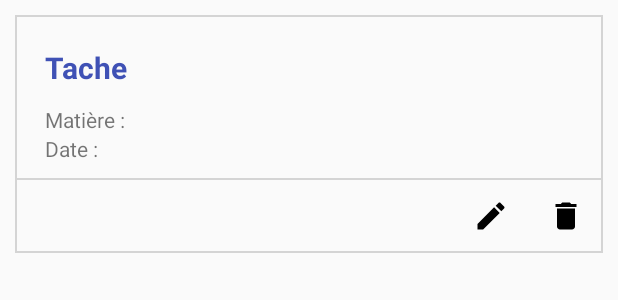
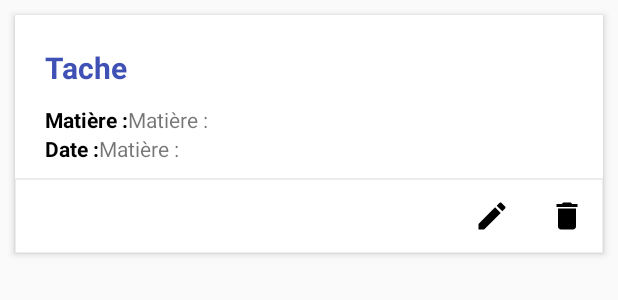
Before and after one commit to swimaf/EmpliTude, an Android app: the layout todo_tache.xml on its own in the app's theme, with its tools: preview values and no code run, on a phone screen of 412 x 824 dp. Shown: the top 300 px of the screen. Run offline under Robolectric (Android 15) with nearby library versions, the phone set to English and light mode, and no system bars.

Commit message:
Mise à jour TodoList

```diff
--- a/app/src/main/java/com/example/martinet/Emplitude/Emploi/EmploiAjouterTache.java
+++ b/app/src/main/java/com/example/martinet/Emplitude/Emploi/EmploiAjouterTache.java
@@ -37,7 +37,6 @@ public class EmploiAjouterTache extends AppCompatActivity {
 
     private FloatingActionButton suivant;
     private EditText nom;
-    private TextView description;
     private Tache t;
     private int position;
     private Date date;
@@ -69,7 +68,6 @@ public class EmploiAjouterTache extends AppCompatActivity {
         this.setContentView(R.layout.emploi_ajouter_tache);
         suivant = (FloatingActionButton) findViewById(R.id.fab);
         nom = (EditText) findViewById(R.id.nom);
-        description = (TextView) findViewById(R.id.description);
         tdate = (TextView) findViewById(R.id.tdate);
         tdate.setText(h.format(date));
 
--- a/app/src/main/res/drawable/bordure_x4_corner.xml
+++ b/app/src/main/res/drawable/bordure_x4_corner.xml
@@ -1,5 +1,10 @@
 <?xml version="1.0" encoding="utf-8"?>
-<shape xmlns:android="http://schemas.android.com/apk/res/android" android:shape="rectangle" >
-    <solid android:color="#00ffffff" />
-    <stroke android:width="1dip" android:color="#d4d4d4"/>
-</shape>
+<inset xmlns:android="http://schemas.android.com/apk/res/android"
+    android:insetLeft="-1dp"
+    android:insetRight="-1dp"
+    android:insetBottom="-1dp">
+    <shape android:shape="rectangle">
+        <stroke android:width="1dp" android:color="#ededed"/>
+        <solid android:color="#00000000"/>
+    </shape>
+</inset>
--- a/app/src/main/res/layout/todo.xml
+++ b/app/src/main/res/layout/todo.xml
@@ -2,8 +2,7 @@
 <RelativeLayout xmlns:android="http://schemas.android.com/apk/res/android"
     android:orientation="vertical"
     android:layout_width="match_parent"
-    android:layout_height="match_parent"
-    android:background="@android:color/white">
+    android:layout_height="match_parent">
 
     <LinearLayout
         android:orientation="vertical"
@@ -23,7 +22,7 @@
             android:layout_width="match_parent"
             android:layout_height="431dp"
             android:textAppearance="?android:attr/textAppearanceLarge"
-            android:text="Aucune tache"
+            android:text="Aucune tâche."
             android:id="@+id/aucune"
             android:layout_gravity="center_horizontal"
             android:gravity="center_vertical|center_horizontal"
--- a/app/src/main/res/layout/todo_tache.xml
+++ b/app/src/main/res/layout/todo_tache.xml
@@ -8,10 +8,14 @@
         android:orientation="vertical"
         android:layout_width="match_parent"
         android:layout_height="wrap_content"
-        android:layout_margin="10dp"
-        android:background="@drawable/bordure_x4_corner"
         android:id="@+id/tacheLayout"
-        android:elevation="2dp">
+        android:elevation="3dp"
+        android:outlineProvider="bounds"
+        android:background="@color/white"
+        android:layout_marginLeft="10dp"
+        android:layout_marginTop="10dp"
+        android:layout_marginRight="10dp"
+        android:layout_marginBottom="3dp">
 
         <LinearLayout
             android:orientation="vertical"
@@ -35,19 +39,47 @@
                 android:gravity="center_vertical"
                 android:textColor="@color/colorPrimary" />
 
+            <LinearLayout
+                android:orientation="horizontal"
+                android:layout_width="match_parent"
+                android:layout_height="match_parent">
+
+                <TextView
+                    android:layout_width="wrap_content"
+                    android:layout_height="wrap_content"
+                    android:textAppearance="?android:attr/textAppearanceSmall"
+                    android:text="Matière :"
+                    android:textStyle="bold"
+                    android:textColor="#000000" />
+
                 <TextView
                     android:layout_width="wrap_content"
                     android:layout_height="wrap_content"
                     android:textAppearance="?android:attr/textAppearanceSmall"
                     android:text="Matière :"
                     android:id="@+id/matiere" />
+            </LinearLayout>
+
+            <LinearLayout
+                android:orientation="horizontal"
+                android:layout_width="match_parent"
+                android:layout_height="match_parent">
 
                 <TextView
                     android:layout_width="wrap_content"
                     android:layout_height="wrap_content"
                     android:textAppearance="?android:attr/textAppearanceSmall"
                     android:text="Date :"
+                    android:textStyle="bold"
+                    android:textColor="#000000" />
+
+                <TextView
+                    android:layout_width="wrap_content"
+                    android:layout_height="wrap_content"
+                    android:textAppearance="?android:attr/textAppearanceSmall"
+                    android:text="Matière :"
                     android:id="@+id/date" />
+            </LinearLayout>
 
         </LinearLayout>
 
```
Also changed, not shown: app/src/main/java/com/example/martinet/Emplitude/Todo/Adapter.java (+11 -4 lines), app/src/main/java/com/example/martinet/Emplitude/Todo/SwipeDismissListViewTouchListener.java (added, +348 -0 lines), app/src/main/java/com/example/martinet/Emplitude/Todo/Todo.java (+45 -6 lines). Lines whose indentation alone changed are shown as unchanged.
